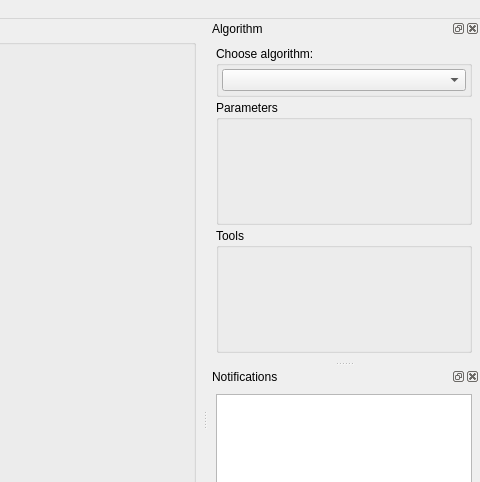
BioroboticsLab/biotracker_core, file source/gui/BioTracker.ui: the form before one commit; both pictures show x 502 to 982 and y 0 to 482 of the 982 by 818 pixel window.
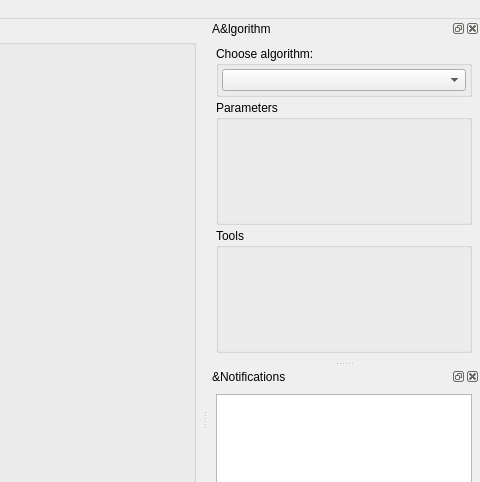
The form after the commit. Icons and pictures are not drawn. Custom widgets are drawn as their Qt base class.

```diff
--- a/source/gui/BioTracker.ui
+++ b/source/gui/BioTracker.ui
@@ -690,7 +690,7 @@
     </size>
    </property>
    <property name="windowTitle">
-    <string>Algorithm</string>
+    <string>A&amp;lgorithm</string>
    </property>
    <attribute name="dockWidgetArea">
     <number>2</number>
@@ -824,7 +824,7 @@
     <bool>false</bool>
    </property>
    <property name="windowTitle">
-    <string>Notifications</string>
+    <string>&amp;Notifications</string>
    </property>
    <attribute name="dockWidgetArea">
     <number>2</number>
```
Left out of the diff: 4 changed lines with no effect on the pictures.
